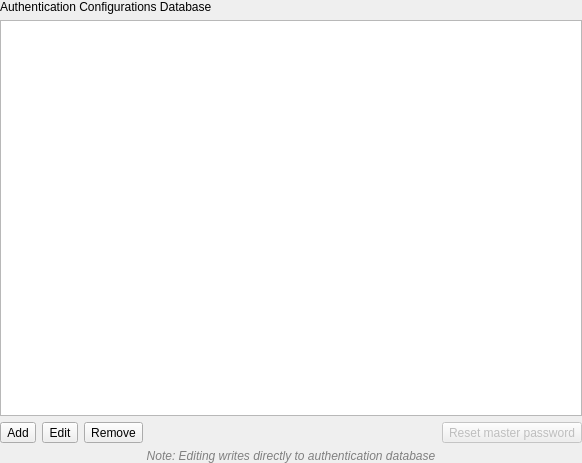
Above: qgsauthenticationconfigeditor.ui from dakcarto/QGIS-Auth before the change. Below: the same form after it.
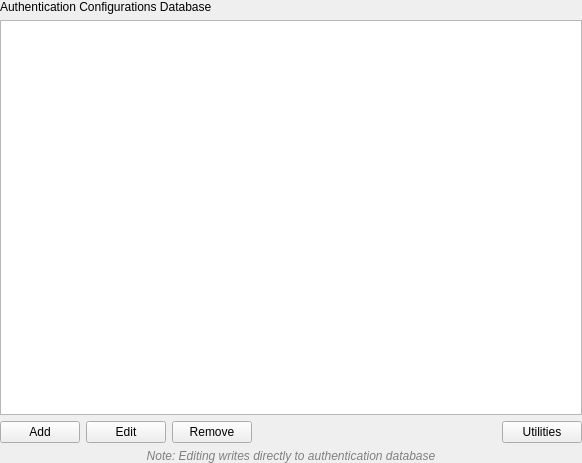
That is the form after the change.

Patch:
```diff
--- a/qgsauthenticationconfigeditor.ui
+++ b/qgsauthenticationconfigeditor.ui
@@ -57,21 +57,21 @@
    <item row="3" column="0">
     <layout class="QHBoxLayout" name="horizontalLayout_2">
      <item>
-      <widget class="QToolButton" name="btnAddConfig">
+      <widget class="QPushButton" name="btnAddConfig">
        <property name="text">
         <string>Add</string>
        </property>
       </widget>
      </item>
      <item>
-      <widget class="QToolButton" name="btnEditConfig">
+      <widget class="QPushButton" name="btnEditConfig">
        <property name="text">
         <string>Edit</string>
        </property>
       </widget>
      </item>
      <item>
-      <widget class="QToolButton" name="btnRemoveConfig">
+      <widget class="QPushButton" name="btnRemoveConfig">
        <property name="text">
         <string>Remove</string>
        </property>
@@ -91,12 +91,9 @@
       </spacer>
      </item>
      <item>
-      <widget class="QToolButton" name="btnResetMasterPass">
-       <property name="enabled">
-        <bool>false</bool>
-       </property>
+      <widget class="QPushButton" name="btnAuthUtilities">
        <property name="text">
-        <string>Reset master password</string>
+        <string>Utilities</string>
        </property>
       </widget>
      </item>
```
Left out of the diff: 100 changed lines with no effect on the pictures.
